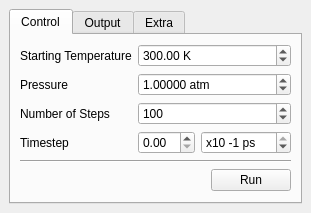
Qt form branches/nugui/src/gui/md.ui (trisyoungs/aten) before a commit.
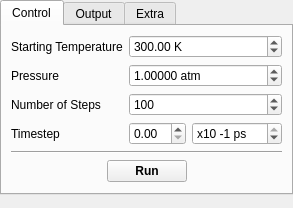
The same form after that commit.

Commit message: All dock widgets completely updated and set to minimum size (270 px) except GlyphsWidget. Tweaked variety of icons to fill whole icon canvas.

What changed in the file:
```diff
--- a/branches/nugui/src/gui/md.ui
+++ b/branches/nugui/src/gui/md.ui
@@ -6,15 +6,27 @@
    <rect>
     <x>0</x>
     <y>0</y>
-    <width>281</width>
-    <height>212</height>
+    <width>270</width>
+    <height>208</height>
    </rect>
   </property>
+  <property name="minimumSize">
+   <size>
+    <width>270</width>
+    <height>208</height>
+   </size>
+  </property>
   <property name="windowTitle">
    <string>MD</string>
   </property>
   <widget class="QWidget" name="dockWidgetContents">
    <layout class="QVBoxLayout" name="verticalLayout_2">
+    <property name="spacing">
+     <number>-1</number>
+    </property>
+    <property name="margin">
+     <number>0</number>
+    </property>
     <item>
      <widget class="QTabWidget" name="MDTabs">
       <property name="currentIndex">
@@ -155,11 +167,30 @@
           </item>
           <item>
            <widget class="QPushButton" name="RunMDButton">
+            <property name="font">
+             <font>
+              <weight>75</weight>
+              <bold>true</bold>
+             </font>
+            </property>
             <property name="text">
              <string>Run</string>
             </property>
            </widget>
           </item>
+          <item>
+           <spacer name="horizontalSpacer_2">
+            <property name="orientation">
+             <enum>Qt::Horizontal</enum>
+            </property>
+            <property name="sizeHint" stdset="0">
+             <size>
+              <width>40</width>
+              <height>20</height>
+             </size>
+            </property>
+           </spacer>
+          </item>
          </layout>
         </item>
        </layout>
@@ -208,6 +239,19 @@
       </widget>
      </widget>
     </item>
+    <item>
+     <spacer name="verticalSpacer">
+      <property name="orientation">
+       <enum>Qt::Vertical</enum>
+      </property>
+      <property name="sizeHint" stdset="0">
+       <size>
+        <width>20</width>
+        <height>0</height>
+       </size>
+      </property>
+     </spacer>
+    </item>
    </layout>
   </widget>
  </widget>
```
The commit also changes 124 other files.
